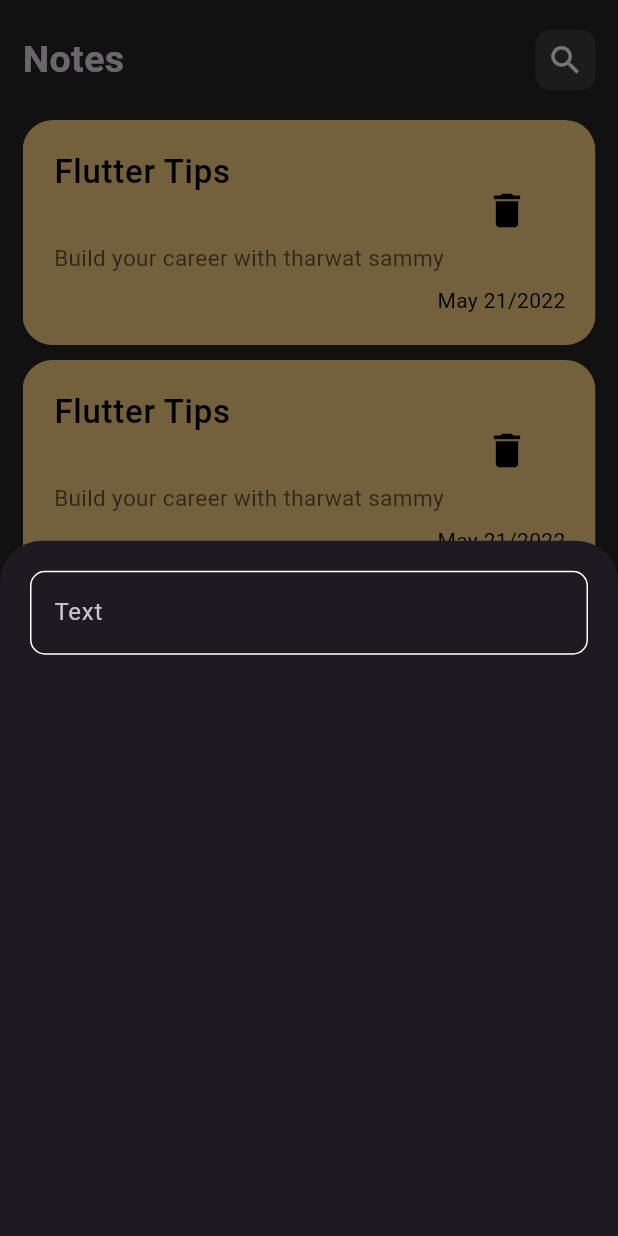
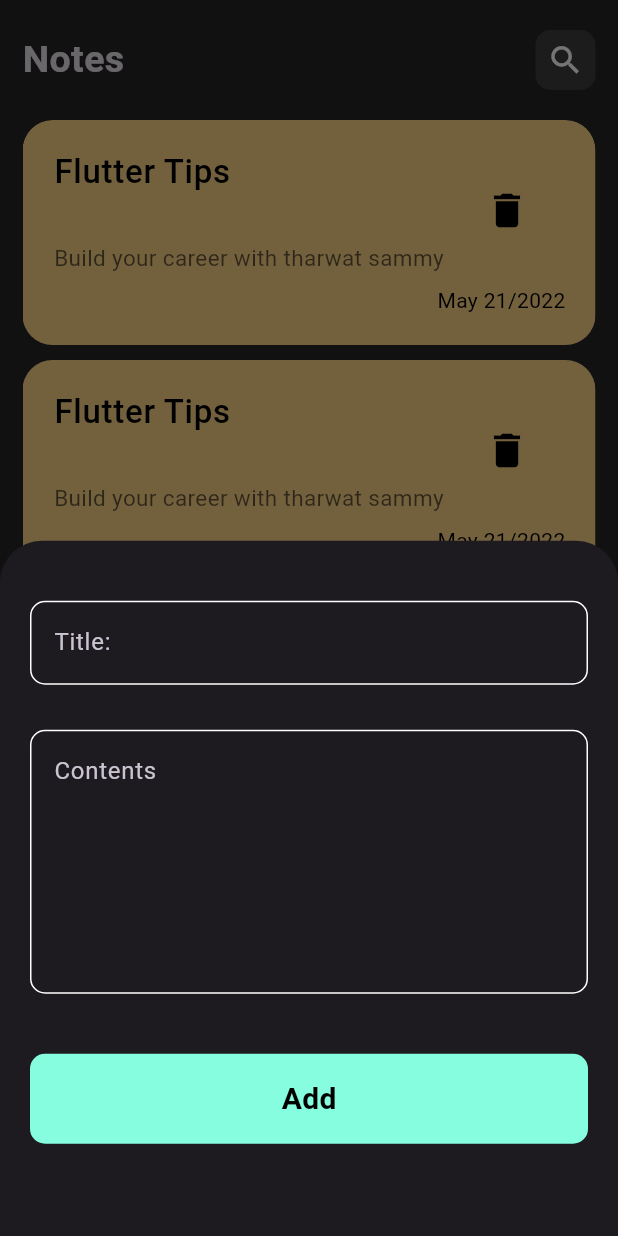
Before and after one commit to AbdulrahmanAlShaweesh/Flutter-Note-App, a Flutter app: the screen it shows after launch, after a tap on the "add" icon, on a phone screen of 412 x 824 dp. Run offline on Flutter 3.47's test engine with Material 3 defaults, Android fonts, the phone set to English and light mode, and no system bars.

Commit message:
finish add note bottom sheet

```diff
--- a/lib/main.dart
+++ b/lib/main.dart
@@ -1,4 +1,5 @@
 import 'package:flutter/material.dart';
+import 'package:note_app/views/edit_note_Screen.dart';
 import 'package:note_app/views/home_screen.dart';
 
 void main() {
@@ -15,11 +16,12 @@
     return MaterialApp(
       theme: ThemeData(
         brightness: Brightness.dark,
-        scaffoldBackgroundColor: Color.fromARGB(255, 38, 37, 37),
+        scaffoldBackgroundColor: const Color.fromARGB(255, 38, 37, 37),
       ),
       debugShowCheckedModeBanner: false,
       routes: {
         HomeScreen.id: (context) => const HomeScreen(),
+        EditNoteScreen.id: (context) => const EditNoteScreen(),
       },
       initialRoute: HomeScreen.id,
     );
--- /dev/null
+++ b/lib/views/edit_note_Screen.dart
@@ -0,0 +1,23 @@
+import 'package:flutter/material.dart';
+import 'package:note_app/widgets/custom_appbar.dart';
+
+class EditNoteScreen extends StatelessWidget {
+  const EditNoteScreen({super.key});
+
+  static String id = 'EditNoteScreen';
+  @override
+  Widget build(BuildContext context) {
+    return const Scaffold(
+      body: SafeArea(
+        child: Padding(
+          padding: EdgeInsets.symmetric(vertical: 20.0, horizontal: 15.0),
+          child: Column(
+            children: [
+              CustomAppBar(),
+            ],
+          ),
+        ),
+      ),
+    );
+  }
+}
--- a/lib/widgets/add_note_show_sheet.dart
+++ b/lib/widgets/add_note_show_sheet.dart
@@ -1,4 +1,7 @@
+import 'package:flutter/cupertino.dart';
 import 'package:flutter/material.dart';
+import 'package:note_app/constants/constant_color.dart';
+import 'package:note_app/widgets/custom_bottom.dart';
 import 'package:note_app/widgets/custom_text_field.dart';
 
 class AddNoteShowBottomSheet extends StatelessWidget {
@@ -6,20 +9,27 @@
 
   @override
   Widget build(BuildContext context) {
-    return const Padding(
-      padding: EdgeInsets.symmetric(
-        vertical: 20.0,
+    return Padding(
+      padding: const EdgeInsets.symmetric(
+        vertical: 40.0,
         horizontal: 20.0,
       ),
-      child: Column(
-        children: [
+      child: ListView(
+        children: const [
           CustomTextField(
-            hintText: 'Text',
-            vertical: 10,
+            hintText: 'Title: ',
           ),
           SizedBox(
-            height: 50.0,
+            height: 30.0,
           ),
+          CustomTextField(
+            hintText: 'Contents',
+            maxline: 6,
+          ),
+          SizedBox(
+            height: 40,
+          ),
+          CustomBottom(),
         ],
       ),
     );
--- /dev/null
+++ b/lib/widgets/custom_bottom.dart
@@ -0,0 +1,29 @@
+import 'package:flutter/material.dart';
+import 'package:note_app/constants/constant_color.dart';
+
+class CustomBottom extends StatelessWidget {
+  const CustomBottom({super.key});
+
+  @override
+  Widget build(BuildContext context) {
+    return Container(
+      alignment: Alignment.center,
+      width: MediaQuery.of(context).size.width,
+      height: 60.0,
+      decoration: const BoxDecoration(
+        color: KPcolor,
+        borderRadius: BorderRadius.all(
+          Radius.circular(10.0),
+        ),
+      ),
+      child: const Text(
+        'Add',
+        style: TextStyle(
+          color: Colors.black,
+          fontSize: 20.0,
+          fontWeight: FontWeight.bold,
+        ),
+      ),
+    );
+  }
+}
--- a/lib/widgets/custom_note_listview.dart
+++ b/lib/widgets/custom_note_listview.dart
@@ -1,4 +1,5 @@
 import 'package:flutter/material.dart';
+import 'package:note_app/views/edit_note_Screen.dart';
 import 'package:note_app/widgets/custom_note_items.dart';
 
 class CustomNoteListViewBuilder extends StatelessWidget {
@@ -14,7 +15,12 @@
         padding: EdgeInsets.zero,
         itemCount: 20,
         itemBuilder: (context, index) {
-          return const NoteItems();
+          return GestureDetector(
+            onTap: () {
+              Navigator.pushNamed(context, EditNoteScreen.id);
+            },
+            child: const NoteItems(),
+          );
         },
       ),
     );
--- a/lib/widgets/custom_text_field.dart
+++ b/lib/widgets/custom_text_field.dart
@@ -5,12 +5,11 @@
   const CustomTextField({
     super.key,
     required this.hintText,
-    this.vertical,
+    this.maxline = 1,
   });
 
   final String hintText;
-  final double? vertical;
-
+  final int maxline;
   @override
   Widget build(BuildContext context) {
     return TextField(
@@ -19,6 +18,7 @@
         enabledBorder: buildBorder(),
         focusedBorder: buildBorder(KPcolor),
       ),
+      maxLines: maxline,
     );
   }
 
```
Also changed, not shown: lib/views/home_screen.dart (+5 -4 lines).
